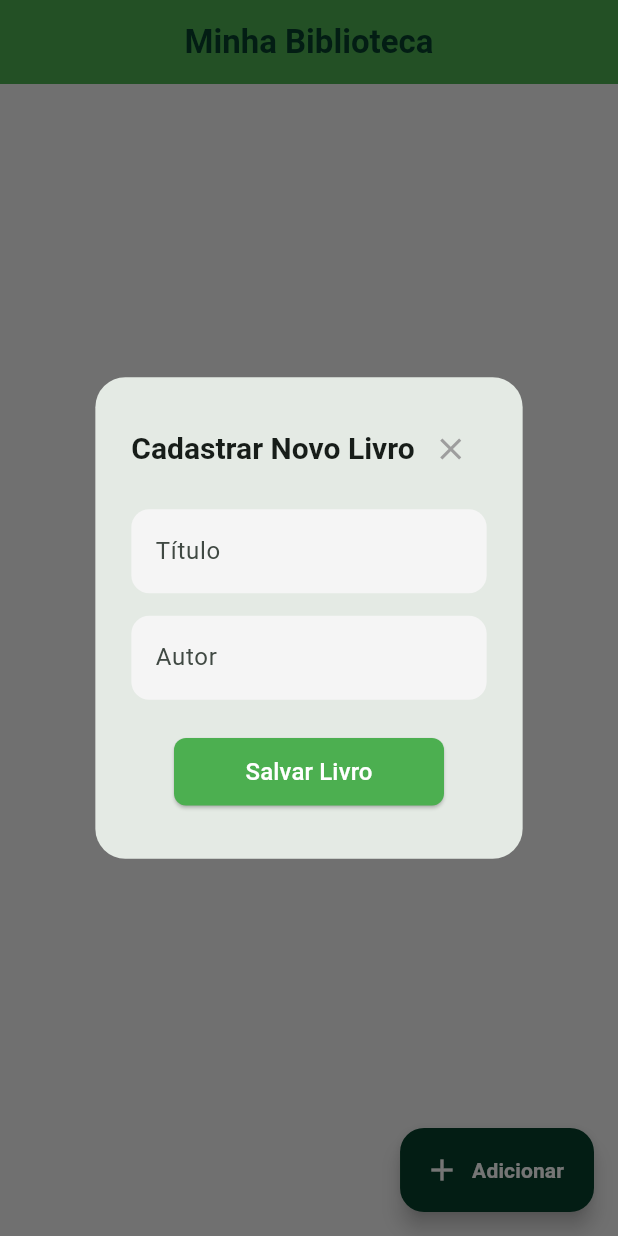
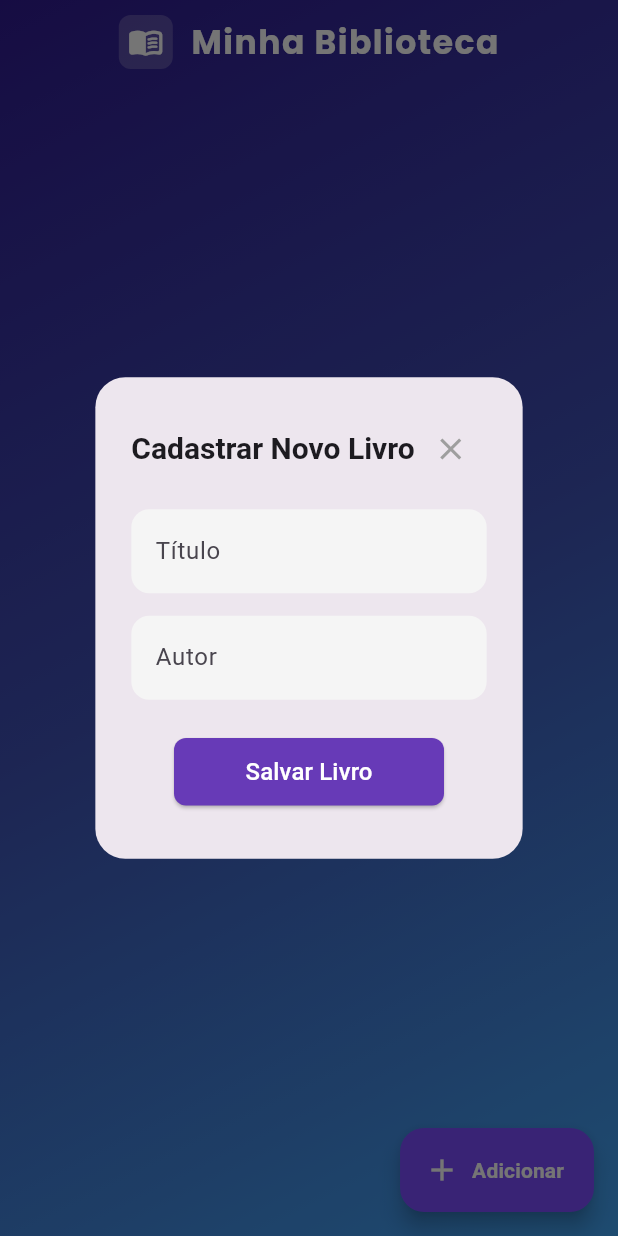
Before and after one commit to napilots/projeto-minhaBiblioteca, a Flutter app: the screen it shows after launch, after a tap on "Adicionar", on a phone screen of 412 x 824 dp. Run offline on Flutter 3.47's test engine with Material 3 defaults, Android fonts, the phone set to English and light mode, and no system bars; our stand-ins replace google_fonts; network calls fail.

```diff
--- a/frontend/lib/main.dart
+++ b/frontend/lib/main.dart
@@ -1,6 +1,7 @@
 import 'package:flutter/material.dart';
 import 'package:http/http.dart' as http;
 import 'dart:convert';
+import 'package:google_fonts/google_fonts.dart';
 
 void main() {
   runApp(MyApp());
@@ -14,8 +15,7 @@ class MyApp extends StatelessWidget {
       title: 'Biblioteca - Cadastro de Livros',
       theme: ThemeData(
         colorScheme: ColorScheme.fromSeed(
-          seedColor: const Color(0xFF06402B),
-          primary: const Color(0xFF06402B),
+          seedColor: Colors.deepPurple, // Nova cor base
         ),
       ),
       home: BookRegistrationPage(),
@@ -89,7 +89,6 @@ class _BookRegistrationPageState extends State<BookRegistrationPage> {
             _authorController.clear();
           });
 
-          // Fecha a janelinha flutuante automaticamente após salvar!
           if (Navigator.canPop(context)) {
             Navigator.pop(context);
           }
@@ -132,9 +131,7 @@ class _BookRegistrationPageState extends State<BookRegistrationPage> {
     }
   }
 
-  // --- NOVA FUNÇÃO: Cria a Janelinha Flutuante (Modal) ---
   void _abrirJanelinhaCadastro() {
-    // Limpa os campos sempre que abrir a janela
     _titleController.clear();
     _authorController.clear();
 
@@ -149,12 +146,12 @@ class _BookRegistrationPageState extends State<BookRegistrationPage> {
               const Text('Cadastrar Novo Livro', style: TextStyle(fontWeight: FontWeight.bold, fontSize: 20)),
               IconButton(
                 icon: const Icon(Icons.close, color: Colors.grey),
-                onPressed: () => Navigator.of(context).pop(), // Botão de fechar (X)
+                onPressed: () => Navigator.of(context).pop(),
               ),
             ],
           ),
           content: Column(
-            mainAxisSize: MainAxisSize.min, // Faz a janela ter o tamanho exato dos campos
+            mainAxisSize: MainAxisSize.min,
             children: [
               TextField(
                 controller: _titleController,
@@ -188,7 +185,7 @@ class _BookRegistrationPageState extends State<BookRegistrationPage> {
               child: ElevatedButton(
                 onPressed: _addBook,
                 style: ElevatedButton.styleFrom(
-                  backgroundColor: Colors.green,
+                  backgroundColor: Colors.deepPurple,
                   foregroundColor: Colors.white,
                   fixedSize: const Size(180, 45),
                   shape: RoundedRectangleBorder(borderRadius: BorderRadius.circular(8)),
@@ -196,7 +193,7 @@ class _BookRegistrationPageState extends State<BookRegistrationPage> {
                 child: const Text('Salvar Livro', style: TextStyle(fontSize: 16)),
               ),
             ),
-            const SizedBox(height: 10), // Dá um espacinho em baixo do botão
+            const SizedBox(height: 10),
           ],
         );
       },
@@ -205,52 +202,85 @@ class _BookRegistrationPageState extends State<BookRegistrationPage> {
 
   @override
   Widget build(BuildContext context) {
-    const Color verdeEscuro = Color(0xFF06402B);
+    return Scaffold(
+      extendBodyBehindAppBar: true,
 
-    return Scaffold(
-      backgroundColor: Colors.grey[100], // Fundo levemente cinza para destacar os cards
       appBar: AppBar(
-        title: const Text('Minha Biblioteca', style: TextStyle(fontWeight: FontWeight.bold, color: verdeEscuro)),
-        backgroundColor: Colors.green,
+        // Substituímos o Text simples por uma Row (Linha) com Ícone + Texto
+        title: Row(
+          mainAxisSize: MainAxisSize.min, // Garante que a logo fique centralizada
+          children: [
+            Container(
+              padding: const EdgeInsets.all(6),
+              decoration: BoxDecoration(
+                color: Colors.white.withOpacity(0.2), // Um fundo translúcido para o ícone
+                borderRadius: BorderRadius.circular(8),
+              ),
+              child: const Icon(Icons.menu_book_rounded, color: Colors.white, size: 24),
+            ),
+            const SizedBox(width: 12), // Espaço entre o ícone e o texto
+            Text(
+              'Minha Biblioteca',
+              style: GoogleFonts.poppins( // Usando a fonte nova!
+                fontWeight: FontWeight.w700,
+                color: Colors.white,
+                letterSpacing: 1.0,
+                fontSize: 22,
+              ),
+            ),
+          ],
+        ),
+        backgroundColor: Colors.transparent,
         centerTitle: true,
         elevation: 0,
       ),
 
-      // O botão que vai abrir a sua janelinha flutuante!
       floatingActionButton: FloatingActionButton.extended(
         onPressed: _abrirJanelinhaCadastro,
-        backgroundColor: verdeEscuro,
+        backgroundColor: Colors.deepPurpleAccent,
         icon: const Icon(Icons.add, color: Colors.white),
         label: const Text('Adicionar', style: TextStyle(color: Colors.white, fontWeight: FontWeight.bold)),
       ),
 
-      body: Padding(
+      body: Container(
+        decoration: BoxDecoration(
+          gradient: LinearGradient(
+            begin: Alignment.topLeft,
+            end: Alignment.bottomRight,
+            colors: [
+              Colors.deepPurple.shade900,
+              Colors.indigo.shade500,
+              Colors.blue.shade400,
+            ],
+          ),
+        ),
+        child: SafeArea(
+          child: Padding(
             padding: const EdgeInsets.symmetric(horizontal: 80.0, vertical: 20.0),
             child: _books.isEmpty
-          ? const Center(child: Text('Nenhum livro na biblioteca ainda. 📚', style: TextStyle(fontSize: 18, color: Colors.grey)))
+              ? const Center(child: Text('Nenhum livro na biblioteca ainda. 📚', style: TextStyle(fontSize: 18, color: Colors.white70)))
               : ListView.builder(
                   itemCount: _books.length,
                   itemBuilder: (context, index) {
-                // Design de Card mais moderno
                     return Card(
-                  elevation: 2,
+                      elevation: 4,
                       margin: const EdgeInsets.only(bottom: 12),
-                  shape: RoundedRectangleBorder(borderRadius: BorderRadius.circular(12)),
+                      shape: RoundedRectangleBorder(borderRadius: BorderRadius.circular(15)),
                       child: Padding(
                         padding: const EdgeInsets.symmetric(vertical: 8.0),
                         child: ListTile(
                           leading: Container(
                             padding: const EdgeInsets.all(10),
                             decoration: BoxDecoration(
-                          color: Colors.green.withOpacity(0.1),
+                              color: Colors.deepPurple.withOpacity(0.1),
                               shape: BoxShape.circle,
                             ),
-                        child: const Icon(Icons.book, color: Colors.green),
+                            child: const Icon(Icons.auto_stories, color: Colors.deepPurple),
                           ),
-                      title: Text(_books[index]['title']!, style: const TextStyle(fontWeight: FontWeight.bold, fontSize: 16)),
-                      subtitle: Text('Autor: ${_books[index]['author']!}'),
+                          title: Text(_books[index]['title']!, style: const TextStyle(fontWeight: FontWeight.bold, fontSize: 16, color: Colors.black87)),
+                          subtitle: Text('Autor: ${_books[index]['author']!}', style: const TextStyle(color: Colors.black54)),
                           trailing: IconButton(
-                        icon: const Icon(Icons.delete_outline, color: Colors.red),
+                            icon: const Icon(Icons.delete_outline, color: Colors.redAccent),
                             tooltip: 'Apagar',
                             onPressed: () {
                               _deleteBook(_books[index]['id']!, index);
@@ -262,6 +292,8 @@ class _BookRegistrationPageState extends State<BookRegistrationPage> {
                   },
                 ),
           ),
+        ),
+      ),
     );
   }
 }
--- a/frontend/pubspec.yaml
+++ b/frontend/pubspec.yaml
@@ -8,7 +8,8 @@ environment:
 dependencies:
   flutter:
     sdk: flutter
-  http: ^0.13.6
+  google_fonts: ^8.1.0
+  http: ^1.6.0
 
 dev_dependencies:
   flutter_test:
```
Also changed, not shown: frontend/pubspec.lock, 1 other file. Lines whose indentation alone changed are shown as unchanged.
